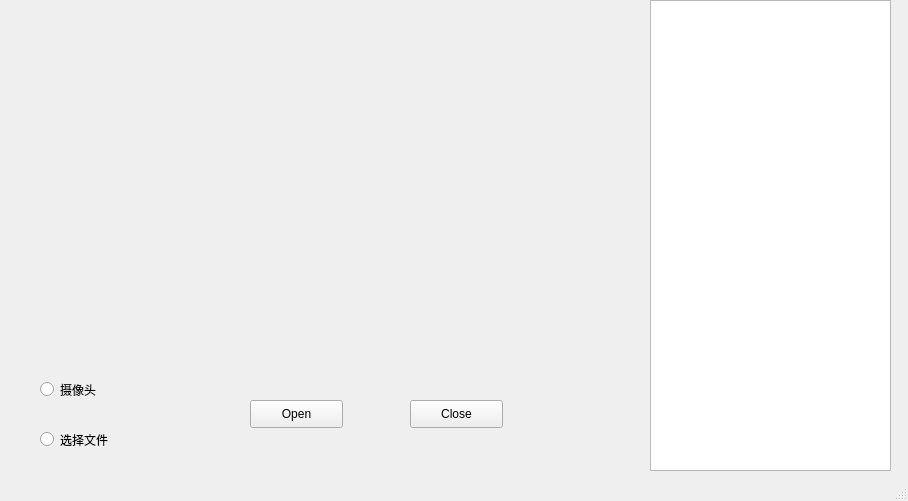
Above: GUI/DisplayUI.ui from wanghuazhang/cnsoft before the change. Below: the same form after it.
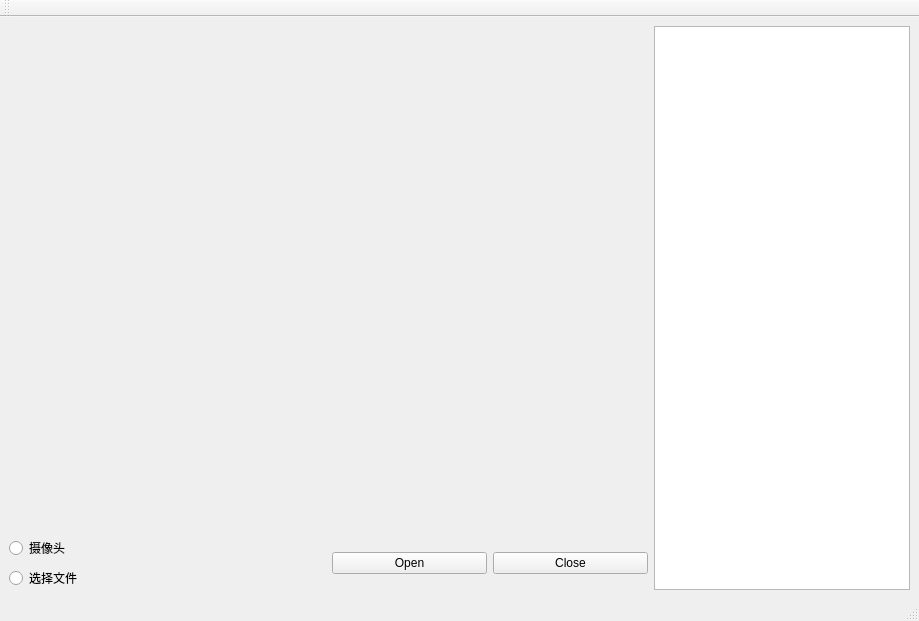
That is the form after the change.

What changed in the file:
```diff
--- a/GUI/DisplayUI.ui
+++ b/GUI/DisplayUI.ui
@@ -6,89 +6,87 @@
    <rect>
     <x>0</x>
     <y>0</y>
-    <width>908</width>
-    <height>501</height>
+    <width>919</width>
+    <height>621</height>
    </rect>
   </property>
   <property name="windowTitle">
    <string>MainWindow</string>
   </property>
   <widget class="QWidget" name="centralwidget">
+   <layout class="QGridLayout" name="gridLayout">
+    <item row="0" column="0">
+     <layout class="QHBoxLayout" name="horizontalLayout">
+      <item>
+       <layout class="QVBoxLayout" name="verticalLayout_2">
+        <item>
+         <widget class="QLabel" name="DisplayLabel">
+          <property name="sizePolicy">
+           <sizepolicy hsizetype="Expanding" vsizetype="Expanding">
+            <horstretch>0</horstretch>
+            <verstretch>0</verstretch>
+           </sizepolicy>
+          </property>
+          <property name="text">
+           <string/>
+          </property>
+         </widget>
+        </item>
+        <item>
+         <layout class="QHBoxLayout" name="horizontalLayout_3">
+          <item>
+           <layout class="QVBoxLayout" name="verticalLayout">
+            <item>
    <widget class="QRadioButton" name="radioButtonCam">
-    <property name="geometry">
-     <rect>
-      <x>40</x>
-      <y>380</y>
-      <width>115</width>
-      <height>19</height>
-     </rect>
-    </property>
     <property name="text">
      <string>摄像头</string>
     </property>
    </widget>
+            </item>
+            <item>
    <widget class="QRadioButton" name="radioButtonFile">
-    <property name="geometry">
-     <rect>
-      <x>40</x>
-      <y>430</y>
-      <width>115</width>
-      <height>19</height>
-     </rect>
-    </property>
     <property name="text">
      <string>选择文件</string>
     </property>
    </widget>
+            </item>
+           </layout>
+          </item>
+          <item>
+           <layout class="QHBoxLayout" name="horizontalLayout_2">
+            <item>
    <widget class="QPushButton" name="Open">
-    <property name="geometry">
-     <rect>
-      <x>250</x>
-      <y>400</y>
-      <width>93</width>
-      <height>28</height>
-     </rect>
-    </property>
     <property name="text">
      <string>Open</string>
     </property>
    </widget>
+            </item>
+            <item>
    <widget class="QPushButton" name="Close">
-    <property name="geometry">
-     <rect>
-      <x>410</x>
-      <y>400</y>
-      <width>93</width>
-      <height>28</height>
-     </rect>
-    </property>
     <property name="text">
      <string>Close</string>
     </property>
    </widget>
-   <widget class="QLabel" name="DisplayLabel">
-    <property name="geometry">
-     <rect>
-      <x>30</x>
-      <y>30</y>
-      <width>576</width>
-      <height>324</height>
-     </rect>
-    </property>
-    <property name="text">
-     <string/>
-    </property>
-   </widget>
+            </item>
+           </layout>
+          </item>
+         </layout>
+        </item>
+       </layout>
+      </item>
+      <item>
    <widget class="QTextBrowser" name="textBrowser">
-    <property name="geometry">
-     <rect>
-      <x>650</x>
-      <y>0</y>
-      <width>241</width>
-      <height>471</height>
-     </rect>
-    </property>
-   </widget>
+        <property name="sizePolicy">
+         <sizepolicy hsizetype="Fixed" vsizetype="Expanding">
+          <horstretch>0</horstretch>
+          <verstretch>0</verstretch>
+         </sizepolicy>
+        </property>
+       </widget>
+      </item>
+     </layout>
+    </item>
+   </layout>
   </widget>
   <widget class="QMenuBar" name="menubar">
    <property name="geometry">
@@ -101,6 +99,17 @@
    </property>
   </widget>
   <widget class="QStatusBar" name="statusbar"/>
+  <widget class="QToolBar" name="toolBar">
+   <property name="windowTitle">
+    <string>toolBar</string>
+   </property>
+   <attribute name="toolBarArea">
+    <enum>TopToolBarArea</enum>
+   </attribute>
+   <attribute name="toolBarBreak">
+    <bool>false</bool>
+   </attribute>
+  </widget>
  </widget>
  <resources/>
  <connections/>
```
Left out of the diff: 2 changed lines with no effect on the pictures. Lines whose indentation alone changed are shown as unchanged.
